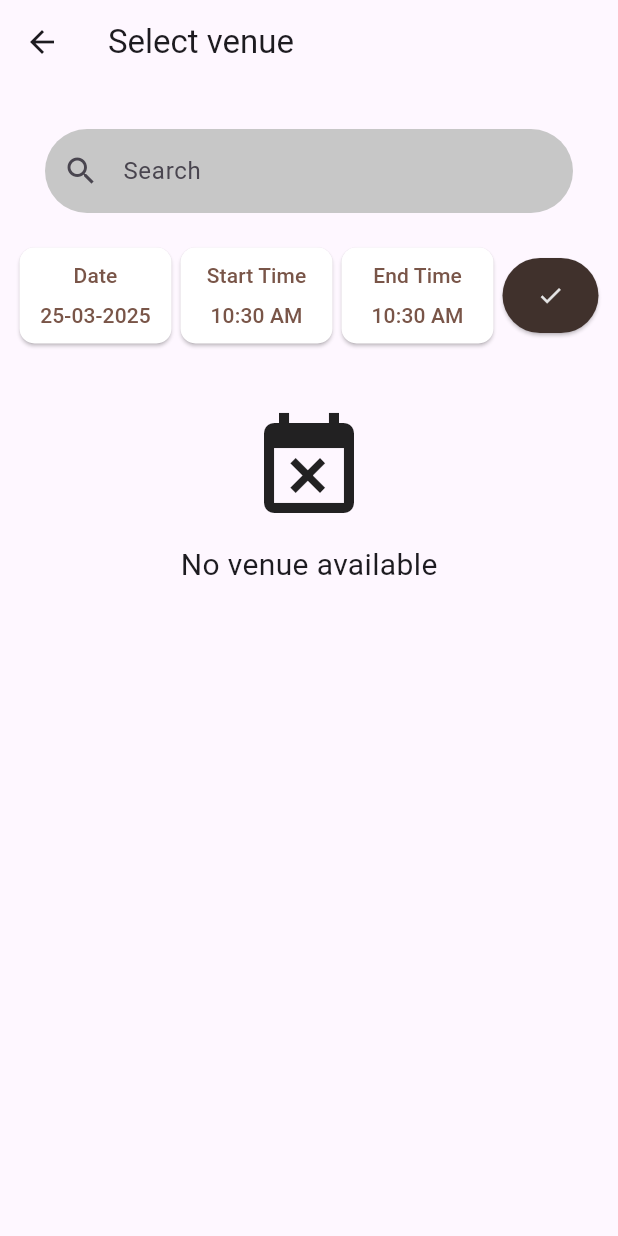
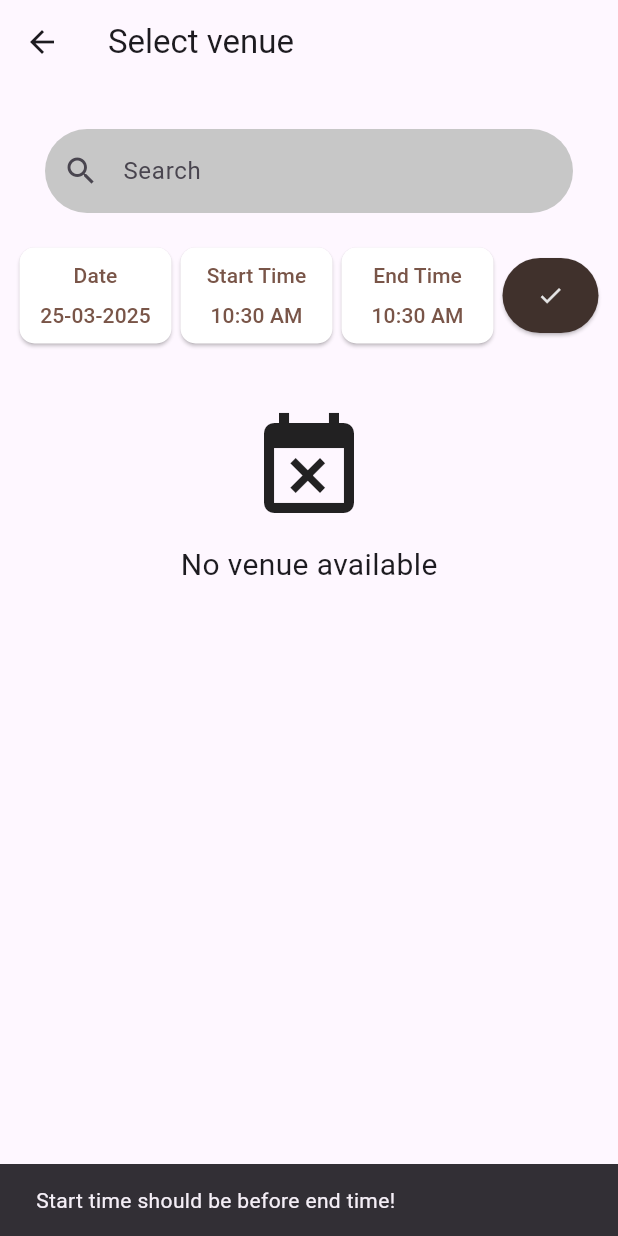
Before and after one commit to snehaa011/campus_event_app, a Flutter app: the VenuePage screen opened directly with empty values, after a tap on the "check" icon, on a phone screen of 412 x 824 dp. Run offline on Flutter 3.47's test engine with Material 3 defaults, Android fonts, the phone set to English and light mode, and no system bars; our stand-ins replace carousel_slider, cloud_firestore, firebase_auth, firebase_core, firebase_messaging, google_sign_in and 1 more; accounts and stored records are empty; network calls fail.

Commit message:
ui fixes organizer

```diff
--- a/lib/data/functions.dart
+++ b/lib/data/functions.dart
@@ -24,13 +24,14 @@ TimeOfDay timestampToTimeOfDay(Timestamp timestamp) {
 
 Future<String> getUser() async{
   User? currentUser = FirebaseAuth.instance.currentUser;
+  String s = "";
   await FirebaseFirestore.instance.collection('organizers').doc(currentUser?.email).get().then((doc) async{
     if (doc.exists){
       var data = doc.data() as Map<String, dynamic>;
-      return data['name'];
+      s= data['name'];
     }
   });
-  return "";
+  return s;
 }
 //use await in a future void fn and assign to string s = await getUser()
 // or getUser.then((value){ s = value})
--- a/lib/screens/organiser/createevent.dart
+++ b/lib/screens/organiser/createevent.dart
@@ -142,6 +142,13 @@ class _CreateEventState extends State<CreateEvent> {
                           ),
                         );
                       }
+                      else{
+                        ScaffoldMessenger.of(context).showSnackBar(SnackBar
+                      (content: Text('Start time should be before end time!')));
+                      }
+                    }else{
+                      ScaffoldMessenger.of(context).showSnackBar(SnackBar
+                      (content: Text('Time and date required!')));
                     }
                   }, venue?.name),
                   Padding(
@@ -245,7 +252,7 @@ class _CreateEventState extends State<CreateEvent> {
                         desc !=null &&
                         img != null
                         ) {
-                          Event e = Event(name: name!, org: orgname, desc: desc!, approved: false, start: start!, end: end!, date: date!, venue: venue!.name, maxParticipants: maxParticpiants, regFee: regfee, status: "pending", img: img!);
+                          Event e = Event(name: name!, org: orgname, desc: desc!, approved: false, start: start!, end: end!, date: date!, venue: venue!.name, maxParticipants: maxParticpiants, regFee: regfee ?? 0, status: "pending", img: img!);
                       e.addEvent();
                       Navigator.pop(context);
                     }else{
--- a/lib/screens/organiser/eventpage.dart
+++ b/lib/screens/organiser/eventpage.dart
@@ -64,7 +64,7 @@ class _ViewEventPageState extends State<ViewEventPage> {
                     children: [
                       Text(
                         "${widget.event.desc}",
-                        style: TextStyle(fontSize: 16, color: Colors.brown.shade900),
+                        style: TextStyle(fontSize: 16, fontWeight: FontWeight.w500, color:Colors.brown.shade900),
                       ),
                       SizedBox(height: 15),
                       _buildInfoRow(Icons.location_on, "${widget.event.venue}"),
@@ -90,12 +90,12 @@ class _ViewEventPageState extends State<ViewEventPage> {
       padding: const EdgeInsets.symmetric(vertical: 5),
       child: Row(
         children: [
-          Icon(icon, color: Colors.brown.shade700),
+          Icon(icon, color: const Color.fromARGB(255, 42, 37, 37)),
           SizedBox(width: 10),
           Expanded(
             child: Text(
               text,
-              style: TextStyle(fontSize: 16, color: Colors.brown.shade800),
+              style: TextStyle(fontSize: 16, color: const Color.fromARGB(255, 95, 64, 57)),
             ),
           ),
         ],
--- a/lib/screens/organiser/venue.dart
+++ b/lib/screens/organiser/venue.dart
@@ -1,6 +1,7 @@
 import 'package:campus_event_app/data/functions.dart';
 import 'package:campus_event_app/data/venuemodel.dart';
 import 'package:campus_event_app/widgets/organiser/datepicker.dart';
+import 'package:campus_event_app/widgets/organiser/shimmervenuetile.dart';
 import 'package:campus_event_app/widgets/organiser/smallbutton.dart';
 import 'package:campus_event_app/widgets/organiser/timepicker.dart';
 import 'package:campus_event_app/widgets/organiser/venuetile.dart';
@@ -33,11 +34,12 @@ class VenuePage extends StatefulWidget {
 
 class _VenuePageState extends State<VenuePage> {
   late List<Venue> list;
-  List<Venue> resultlist=[];
+  List<Venue> resultlist = [];
   late TimeOfDay start;
   late TimeOfDay end;
   late DateTime date;
   late List<Venue> allvenue;
+  bool loading = true;
 
   @override
   void initState() {
@@ -83,12 +85,16 @@ class _VenuePageState extends State<VenuePage> {
     });
   }
 
-  void filter() async{
+  void filter() async {
+    setState(() {
+      loading = true;
+    });
+
     allvenue = await getVenues();
     Set<Venue> s = {};
-    for (var v in allvenue){
+    for (var v in allvenue) {
       bool avl = await v.isAvailable(start, end, date);
-      if (avl){
+      if (avl) {
         s.add(v);
       }
     }
@@ -99,6 +105,7 @@ class _VenuePageState extends State<VenuePage> {
         print(v.name);
       }
     });
+    loading=false;
   }
 
   @override
@@ -152,20 +159,39 @@ class _VenuePageState extends State<VenuePage> {
                   Padding(
                     padding: const EdgeInsets.all(3.0),
                     child: ElevatedButton(
-                      onPressed: () {filter();},
+                      onPressed: () {
+                        if (start.compareTo(end) < 0) {
+                          filter();
+                        } else {
+                          ScaffoldMessenger.of(context).showSnackBar(SnackBar(
+                              content: Text(
+                                  'Start time should be before end time!')));
+                        }
+                      },
                       child: Icon(Icons.check),
                       style: ElevatedButton.styleFrom(
                           fixedSize: Size.fromHeight(50),
-                        shape: RoundedRectangleBorder(borderRadius: BorderRadius.circular(50)),
+                          shape: RoundedRectangleBorder(
+                              borderRadius: BorderRadius.circular(50)),
                           padding: EdgeInsets.all(2),
-                          backgroundColor: const Color.fromARGB(255, 64, 49, 44),
+                          backgroundColor:
+                              const Color.fromARGB(255, 64, 49, 44),
                           foregroundColor:
                               const Color.fromARGB(255, 229, 229, 229)),
                     ),
                   )
                 ],
               ),
-              resultlist.isEmpty
+              loading
+                  ? ListView.builder(
+                      physics: NeverScrollableScrollPhysics(),
+                      shrinkWrap: true,
+                      itemBuilder: (context, index) =>
+                          ShimmerVenueTile(context),
+                      itemCount: 3,
+                      padding: EdgeInsets.fromLTRB(0, 0, 0, 70),
+                    )
+                  : resultlist.isEmpty
                       ? Padding(
                           padding: EdgeInsets.all(40),
                           child: Column(
@@ -192,7 +218,8 @@ class _VenuePageState extends State<VenuePage> {
                           itemBuilder: (context, index) => VenueTile(
                               resultlist[index],
                               (start.compareTo(end) < 0),
-                          widget.setVenue, date,
+                              widget.setVenue,
+                              date,
                               context),
                           itemCount: resultlist.length,
                           padding: EdgeInsets.fromLTRB(0, 0, 0, 70),
--- /dev/null
+++ b/lib/widgets/organiser/shimmervenuetile.dart
@@ -0,0 +1,26 @@
+import 'package:campus_event_app/widgets/shimmercontainer.dart';
+import 'package:flutter/material.dart';
+
+Widget ShimmerVenueTile(context) {
+  return Padding(
+    padding: EdgeInsets.all(10),
+    child: Container(
+      padding: EdgeInsets.symmetric(vertical: 10, horizontal: 20),
+      decoration: BoxDecoration(
+          borderRadius: BorderRadius.circular(10),
+          color: const Color.fromARGB(255, 202, 181, 174)),
+      height: 60,
+      child: Row(children: [
+        ShimmerContainer(height: 18, width: 80,),
+        Expanded(child: SizedBox()),
+        Row(
+          mainAxisAlignment: MainAxisAlignment.spaceAround,
+          children: [
+            ShimmerContainer(height: 24, width: 70,),
+            ShimmerContainer(height: 24, width: 70,),
+          ],
+        )
+      ],),
+    ),
+  );
+}
--- a/lib/widgets/organiser/venuetile.dart
+++ b/lib/widgets/organiser/venuetile.dart
@@ -54,7 +54,10 @@ Widget VenueTile(Venue v, bool complete, Function(Venue?) setVenue, DateTime? da
               : Center(
                   child: ElevatedButton(
                     child: Text('Schedule'),
-                    onPressed: () {},
+                    onPressed: () async{if (date!=null) {
+                        List<Event> occupied = await v.getEventsByDate(date);
+                        dialogBox(context, occupied);
+                      }},
                   ),
                 ),
         ],
```
Also changed, not shown: lib/data/eventmodel.dart (+20 -41 lines), lib/data/notifmodel.dart (+11 -11 lines), lib/data/venuemodel.dart (+15 -16 lines), lib/screens/organiser/homescreen.dart (+22 -8 lines), lib/widgets/organiser/dialogbox.dart (+7 -4 lines), lib/widgets/organiser/eventtile.dart (+41 -20 lines), lib/widgets/organiser/shimmereventtile.dart (added, +38 -0 lines). Lines whose indentation alone changed are shown as unchanged.
